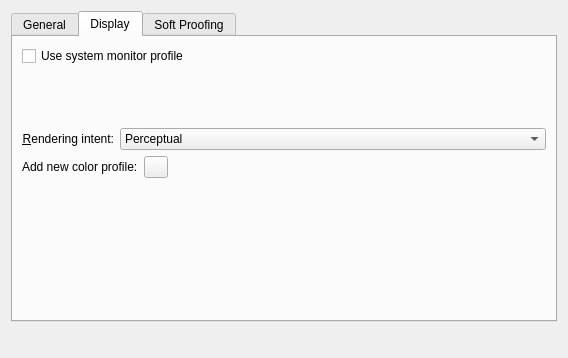
Before: the Qt Designer form libs/ui/forms/wdgcolorsettings.ui in KDE/krita, drawn with Qt 5.
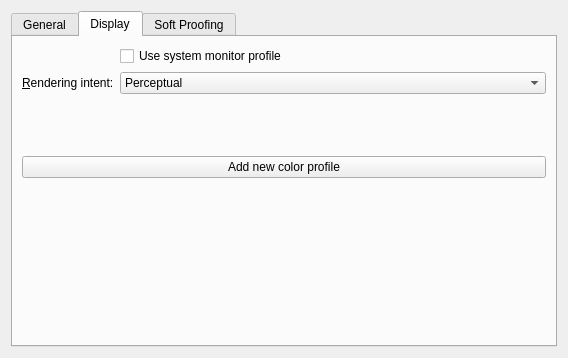
After: the same form once the commit is applied. The open tabs and pages were chosen to show the change. Custom widgets are drawn as their Qt base class.

Commit message: Color management preferences: simplify layout, again

Diff of the .ui file:
```diff
--- a/libs/ui/forms/wdgcolorsettings.ui
+++ b/libs/ui/forms/wdgcolorsettings.ui
@@ -153,8 +153,8 @@
       <attribute name="title">
        <string>Display</string>
       </attribute>
-      <layout class="QVBoxLayout" name="verticalLayout_2">
-       <item>
+      <layout class="QFormLayout" name="formLayout_3">
+       <item row="0" column="1">
         <widget class="QCheckBox" name="chkUseSystemMonitorProfile">
          <property name="text">
           <string>Use system monitor profile</string>
@@ -164,31 +164,7 @@
          </property>
         </widget>
        </item>
-       <item>
-        <widget class="QWidget" name="monitorprofileholder" native="true">
-         <property name="minimumSize">
-          <size>
-           <width>50</width>
-           <height>50</height>
-          </size>
-         </property>
-        </widget>
-       </item>
-       <item>
-        <layout class="QHBoxLayout">
-         <property name="leftMargin">
-          <number>0</number>
-         </property>
-         <property name="topMargin">
-          <number>0</number>
-         </property>
-         <property name="rightMargin">
-          <number>0</number>
-         </property>
-         <property name="bottomMargin">
-          <number>0</number>
-         </property>
-         <item>
+       <item row="1" column="0">
           <widget class="QLabel" name="lblRenderingIntent">
            <property name="toolTip">
             <string>The icm profile for your calibrated monitor</string>
@@ -196,15 +172,12 @@
            <property name="text">
             <string>&amp;Rendering intent:</string>
            </property>
-           <property name="alignment">
-            <set>Qt::AlignRight|Qt::AlignTrailing|Qt::AlignVCenter</set>
-           </property>
            <property name="buddy">
             <cstring>cmbMonitorIntent</cstring>
            </property>
           </widget>
          </item>
-         <item>
+       <item row="1" column="1">
           <widget class="KComboBox" name="cmbMonitorIntent">
            <property name="sizePolicy">
             <sizepolicy hsizetype="Expanding" vsizetype="Fixed">
@@ -234,46 +207,30 @@
            </item>
           </widget>
          </item>
-        </layout>
-       </item>
-       <item>
-        <layout class="QHBoxLayout" name="horizontalLayout_2">
-         <item>
-          <widget class="QLabel" name="label_2">
-           <property name="text">
-            <string>Add new color profile:</string>
+       <item row="2" column="0" colspan="2">
+        <widget class="QWidget" name="monitorprofileholder" native="true">
+         <property name="minimumSize">
+          <size>
+           <width>50</width>
+           <height>50</height>
+          </size>
            </property>
           </widget>
          </item>
-         <item>
+       <item row="3" column="0" colspan="2">
           <widget class="QPushButton" name="bnAddColorProfile">
-           <property name="maximumSize">
-            <size>
-             <width>24</width>
-             <height>24</height>
-            </size>
+         <property name="sizePolicy">
+          <sizepolicy hsizetype="Expanding" vsizetype="Fixed">
+           <horstretch>0</horstretch>
+           <verstretch>0</verstretch>
+          </sizepolicy>
            </property>
            <property name="text">
-            <string/>
+          <string>Add new color profile</string>
            </property>
           </widget>
          </item>
-         <item>
-          <spacer name="horizontalSpacer">
-           <property name="orientation">
-            <enum>Qt::Horizontal</enum>
-           </property>
-           <property name="sizeHint" stdset="0">
-            <size>
-             <width>40</width>
-             <height>20</height>
-            </size>
-           </property>
-          </spacer>
-         </item>
-        </layout>
-       </item>
-       <item>
+       <item row="4" column="0" colspan="2">
         <spacer name="verticalSpacer_2">
          <property name="orientation">
           <enum>Qt::Vertical</enum>
@@ -403,22 +360,14 @@
      </widget>
     </widget>
    </item>
-   <item row="1" column="0">
-    <spacer name="verticalSpacer">
-     <property name="orientation">
-      <enum>Qt::Vertical</enum>
-     </property>
-     <property name="sizeHint" stdset="0">
-      <size>
-       <width>20</width>
-       <height>40</height>
-      </size>
-     </property>
-    </spacer>
-   </item>
   </layout>
  </widget>
  <customwidgets>
+  <customwidget>
+   <class>KisColorButton</class>
+   <extends>QPushButton</extends>
+   <header>kis_color_button.h</header>
+  </customwidget>
   <customwidget>
    <class>KComboBox</class>
    <extends>QComboBox</extends>
@@ -429,11 +378,6 @@
    <extends>QComboBox</extends>
    <header>widgets/kis_cmb_idlist.h</header>
   </customwidget>
-  <customwidget>
-   <class>KisColorButton</class>
-   <extends>QPushButton</extends>
-   <header>kis_color_button.h</header>
-  </customwidget>
   <customwidget>
    <class>KisColorSpaceSelector</class>
    <extends>QWidget</extends>
```
Left out of the diff: 121 changed lines with no effect on the pictures. Lines whose indentation alone changed are shown as unchanged.
